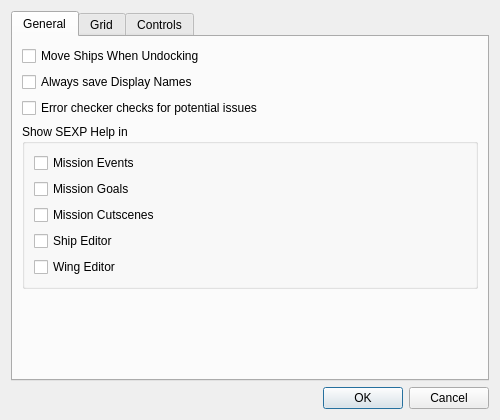
Qt form qtfred/ui/PreferencesDialog.ui (wookieejedi/fs2open.github.com) before a commit.
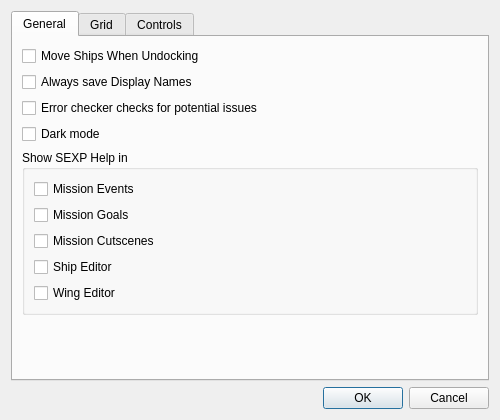
The same form after that commit.

Commit message: Qtfred dark mode (#7362)

The edit to the form file:
```diff
--- a/qtfred/ui/PreferencesDialog.ui
+++ b/qtfred/ui/PreferencesDialog.ui
@@ -45,6 +45,13 @@
          </property>
         </widget>
        </item>
+       <item>
+        <widget class="QCheckBox" name="darkMode">
+         <property name="text">
+          <string>Dark mode</string>
+         </property>
+        </widget>
+       </item>
        <item>
         <widget class="QGroupBox" name="sexpHelpGroup">
          <property name="title">
```
The commit also changes 77 other files.
